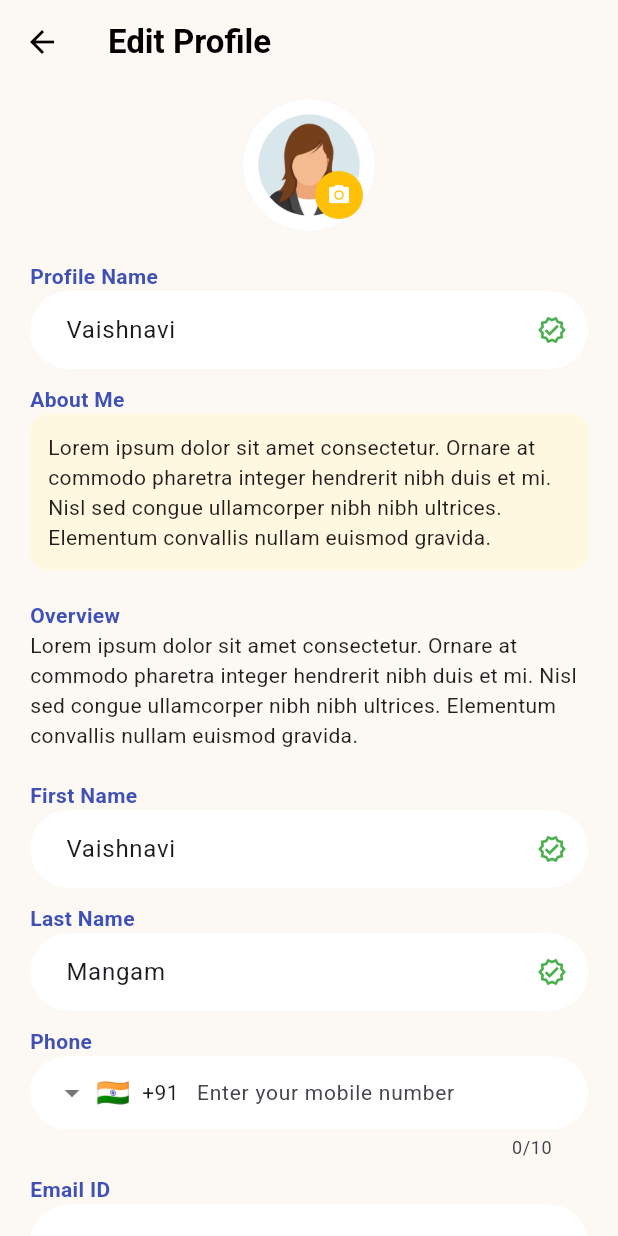
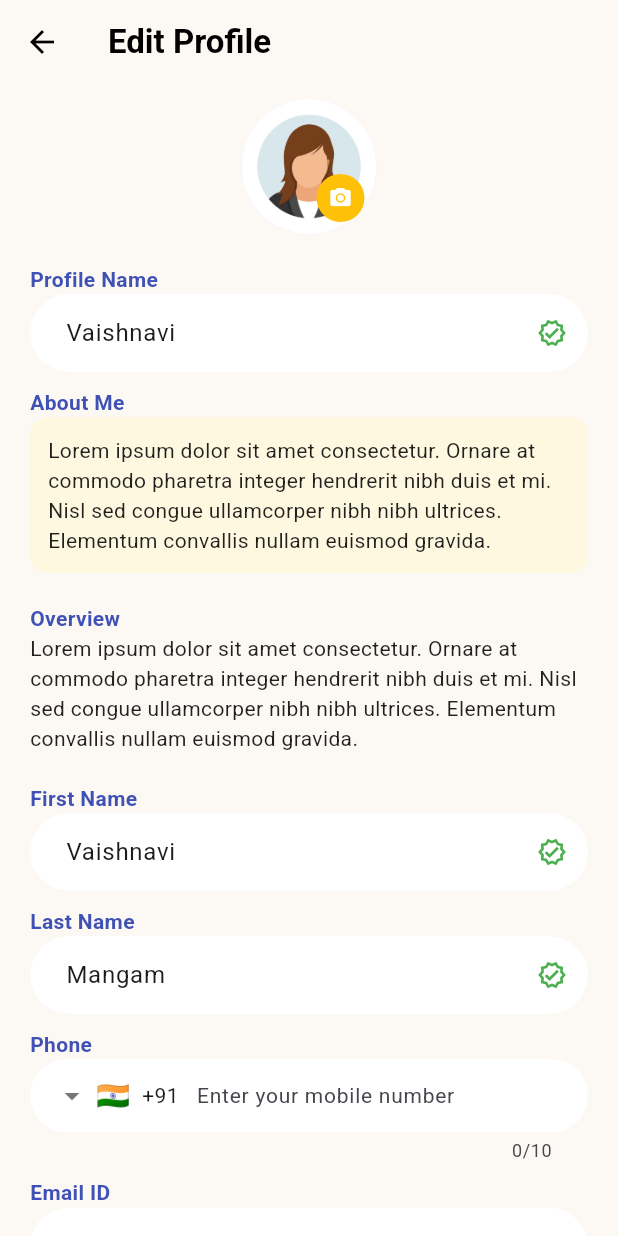
Before and after one commit to shubhamchavan123/buddha_wellness, a Flutter app: the EditProfileScreen screen opened directly, on a phone screen of 412 x 824 dp. Run offline on Flutter 3.47's test engine with Material 3 defaults, Android fonts, the light colour scheme and no system bars; drawn by our look-alikes of intl_phone_field; our stand-ins replace auto_size_text, carousel_slider, flutter_countdown_timer, google_fonts, google_nav_bar, line_icons and 6 more; accounts and stored records are empty.

Commit message:
commit release build 3

```diff
--- a/lib/screens/EditProfileScreen.dart
+++ b/lib/screens/EditProfileScreen.dart
@@ -48,7 +48,7 @@ class _EditProfileScreenState extends State<EditProfileScreen> {
                 alignment: Alignment.center,
                 children: [
                   const CircleAvatar(
-                    radius: 44,
+                    radius: 45,
                     backgroundImage: AssetImage(
                       "assets/images/profile.png",
                     ),
```
